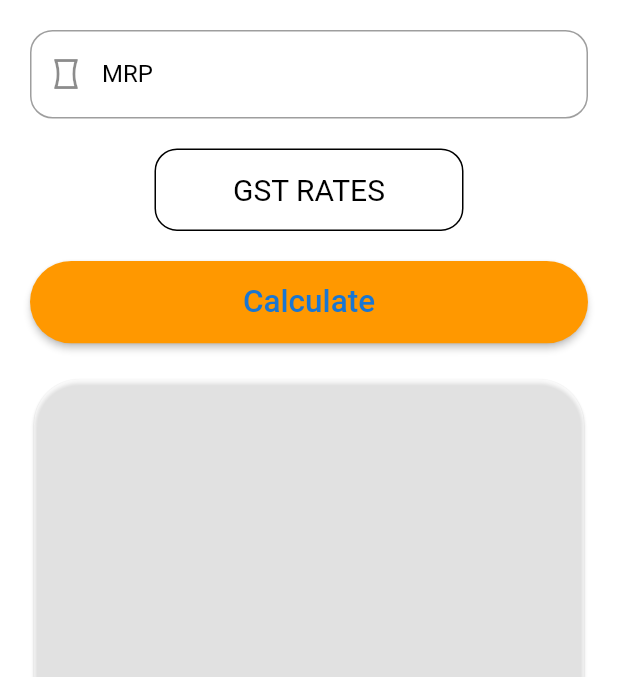
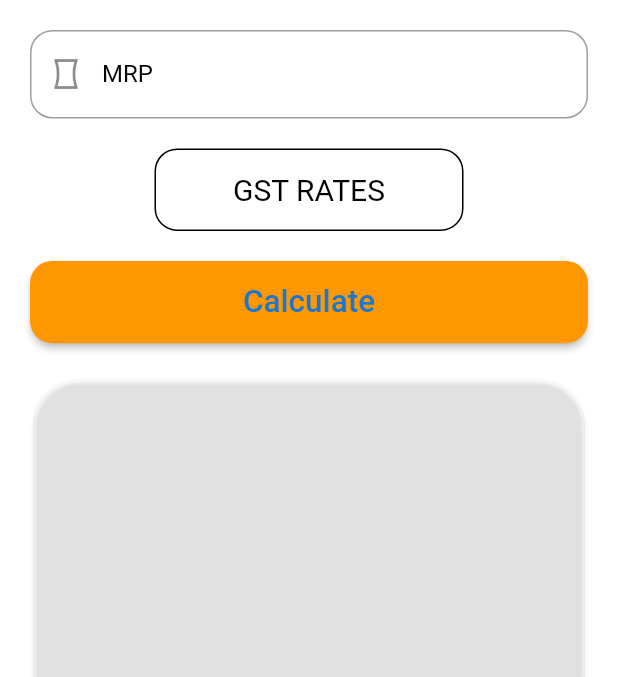
Before and after one commit to BullsEye34/no_gst_calculator, a Flutter app: the screen it shows after launch, on a phone screen of 412 x 824 dp, the part 84-761 px from its top. Run offline on Flutter 3.47's test engine with Material 2 defaults, Android fonts, the phone set to English and light mode, and no system bars; missing offline and left inert: flutter_cupertino_data_picker.

Commit message:
Reduce BorderRadius on button

```diff
--- a/lib/app.dart
+++ b/lib/app.dart
@@ -130,7 +130,7 @@ class _GSTFormState extends State<app> {
                         height: MediaQuery.of(context).size.height / 15,
                         child: RaisedButton(
                           shape: RoundedRectangleBorder(
-                              borderRadius: BorderRadius.circular(100)),
+                              borderRadius: BorderRadius.circular(15)),
                           onPressed: () {
                             setState(() {
                               this.disp = _calc();
```
